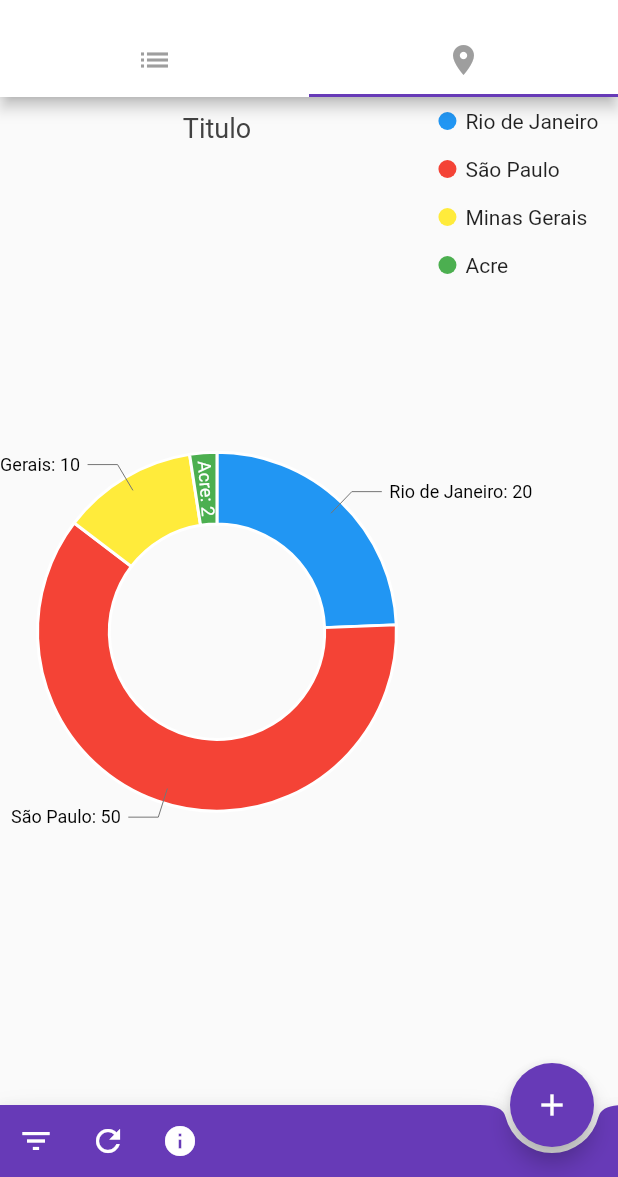
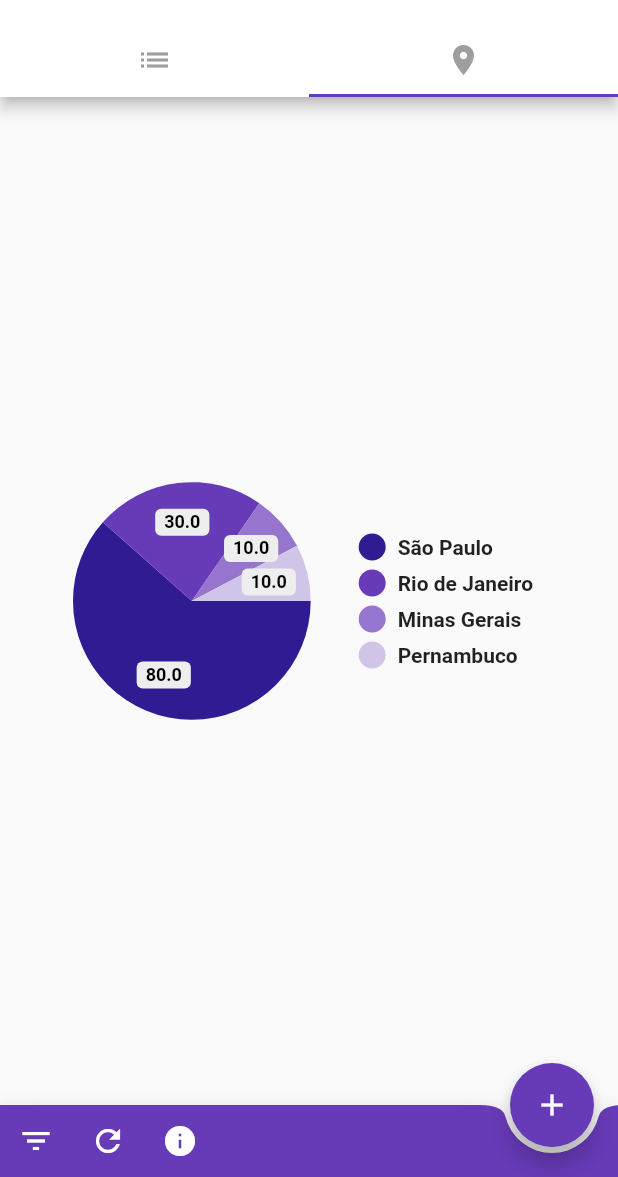
Before and after one commit to LucasPitol/CrudMaluco, a Flutter app: the screen it shows after launch, tab 2 chosen, on a phone screen of 412 x 824 dp, the part 59-1236 px from its top. Run offline on Flutter 3.47's test engine with Material 2 defaults, Android fonts, the phone set to English and light mode, and no system bars; drawn by our look-alikes of pie_chart; our stand-ins replace cloud_firestore; accounts and stored records are empty.

Commit message:
CD-DEV-10 tarefa 3

```diff
--- a/flutterApp/crud_maluco_app/lib/regional_component.dart
+++ b/flutterApp/crud_maluco_app/lib/regional_component.dart
@@ -1,5 +1,5 @@
 import 'package:flutter/material.dart';
-import 'package:charts_flutter/flutter.dart' as charts;
+import 'package:pie_chart/pie_chart.dart';
 
 class _RegionalData {
   final String city;
@@ -9,50 +9,43 @@ class _RegionalData {
 }
 
 class RegionalComponent extends StatelessWidget {
-  List<_RegionalData> _pieData = [
-    _RegionalData('Rio de Janeiro', 20),
-    _RegionalData('São Paulo', 50),
-    _RegionalData('Minas Gerais', 10),
-    _RegionalData('Acre', 2),
+  Map<String, double> regionalMap = {
+    'São Paulo': 80,
+    'Rio de Janeiro': 30,
+    'Minas Gerais': 10,
+    'Pernambuco': 10,
+  };
+
+  List<Color> colorList = [
+    Colors.deepPurple[900],
+    Colors.deepPurple,
+    Colors.deepPurple[300],
+    Colors.deepPurple[100],
   ];
 
-  final _colorPalettes = charts.MaterialPalette.getOrderedPalettes(4);
   @override
   Widget build(BuildContext context) {
     return Container(
-      // height: 300,
       width: double.infinity,
-      padding: EdgeInsets.only(left: 5, right: 5),
-      child: charts.PieChart(
-        [
-          charts.Series<_RegionalData, String>(
-            id: 'id do bagulho',
-            colorFn: (_, idx) => _colorPalettes[idx].shadeDefault,
-            domainFn: (_RegionalData regional, _) => regional.city,
-            measureFn: (_RegionalData regional, _) => regional.totalClients,
-            data: this._pieData,
-            labelAccessorFn: (_RegionalData row, _) =>
-                '${row.city}: ${row.totalClients}',
-          ),
-        ],
-        animate: true,
-        defaultRenderer: new charts.ArcRendererConfig(
-          arcRatio: 0.4,
-          arcRendererDecorators: [
-            charts.ArcLabelDecorator(
-              labelPosition: charts.ArcLabelPosition.auto,
-            ),
-          ],
+      child: PieChart(
+        dataMap: regionalMap,
+        animationDuration: Duration(milliseconds: 800),
+        chartLegendSpacing: 32.0,
+        chartRadius: MediaQuery.of(context).size.width / 2.6,
+        showChartValuesInPercentage: true,
+        showChartValues: true,
+        showChartValuesOutside: false,
+        chartValueBackgroundColor: Colors.deepPurple[50],
+        colorList: colorList,
+        showLegends: true,
+        legendPosition: LegendPosition.right,
+        decimalPlaces: 1,
+        showChartValueLabel: true,
+        initialAngle: 0,
+        chartValueStyle: defaultChartValueStyle.copyWith(
+          color: Colors.blueGrey[900].withOpacity(0.9),
         ),
-        behaviors: [
-          charts.ChartTitle(
-            'Titulo',
-            behaviorPosition: charts.BehaviorPosition.top,
-          ),
-          charts.DatumLegend(
-            position: charts.BehaviorPosition.end,
-          ),
-        ],
+        chartType: ChartType.disc,
       ),
     );
   }
--- a/flutterApp/crud_maluco_app/pubspec.yaml
+++ b/flutterApp/crud_maluco_app/pubspec.yaml
@@ -20,7 +20,7 @@ dependencies:
   flutter:
     sdk: flutter
   cloud_firestore: ^0.11.0+2
-  charts_flutter: ^0.9.0
+  pie_chart: ^3.1.1
 
   # The following adds the Cupertino Icons font to your application.
   # Use with the CupertinoIcons class for iOS style icons.
```
